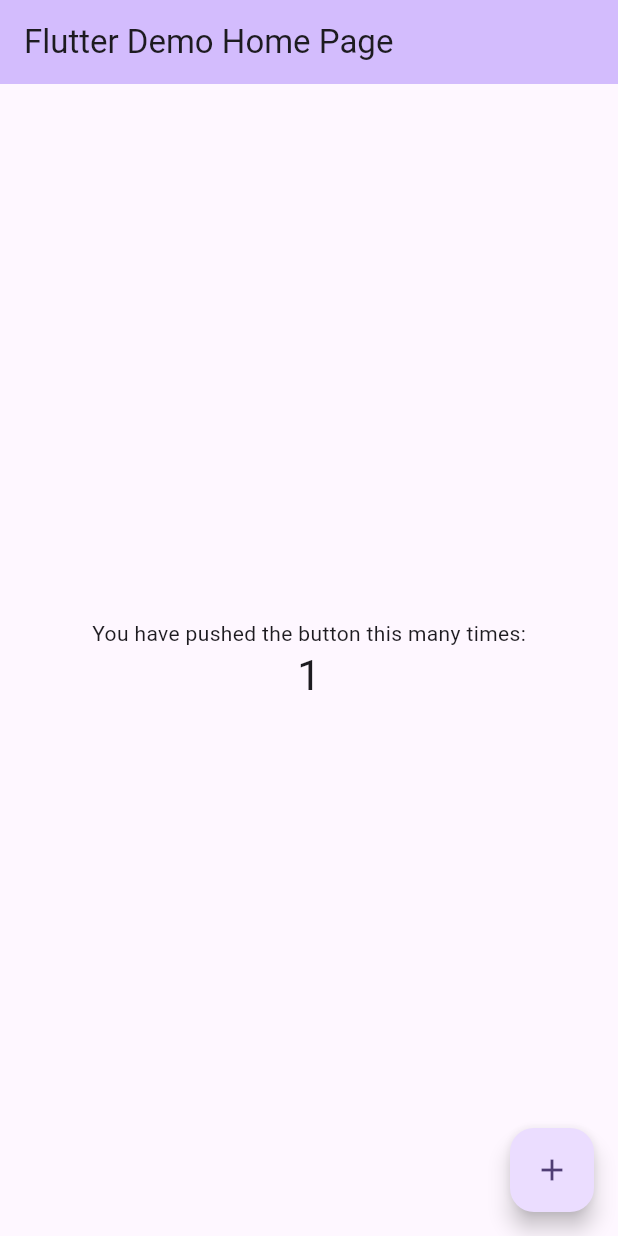
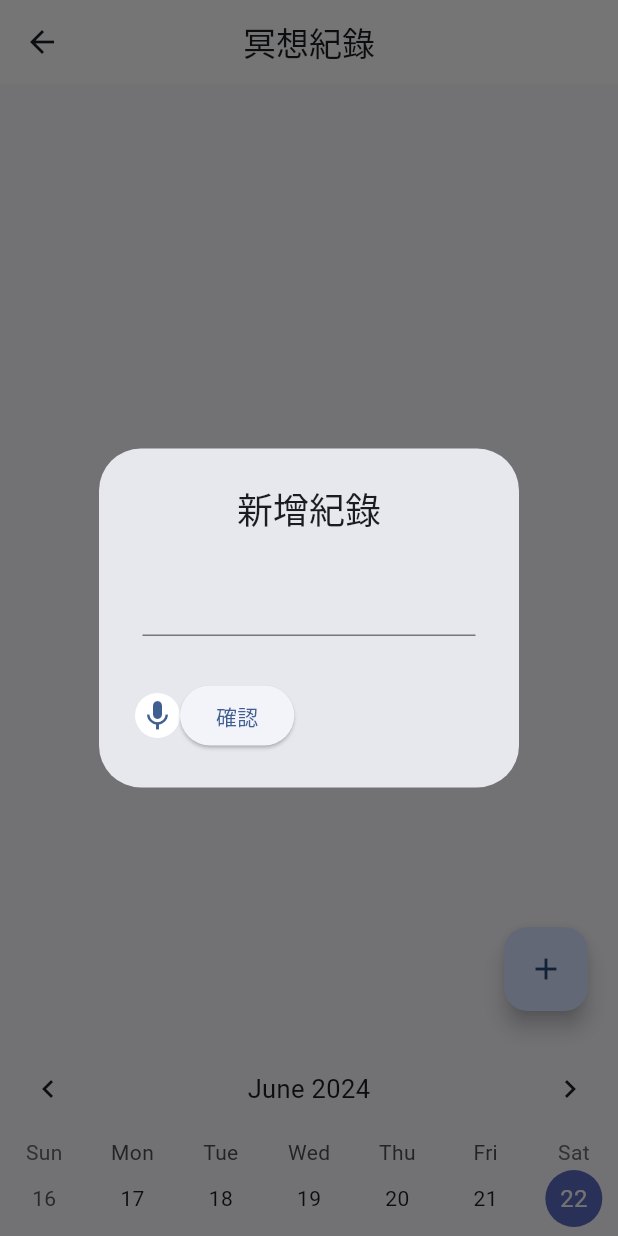
Before and after one commit to bacon-cy/2024Spring-CourseProject-Mind-Tracker, a Flutter app: the screen it shows after launch, after a tap on the "add" icon, on a phone screen of 412 x 824 dp. Run offline on Flutter 3.47's test engine with Material 3 defaults, Android fonts, the phone set to English and light mode, and no system bars; drawn by our look-alikes of table_calendar; our stand-ins replace get; missing offline and left inert: flutter_sound_lite, record.

Commit message:
Add Meditation Memo Basic Functions

```diff
--- a/lib/main.dart
+++ b/lib/main.dart
@@ -1,125 +1,19 @@
 import 'package:flutter/material.dart';
+import 'package:get/get.dart';
+import 'package:mind_tracker/memo.dart';
 
 void main() {
-  runApp(const MyApp());
+  WidgetsFlutterBinding.ensureInitialized();
+  runApp(GetMaterialApp(
+    debugShowCheckedModeBanner: false,
+    theme: ThemeData(
+      colorScheme: ColorScheme.fromSeed(
+        seedColor: (Colors.blue[800])!,
+      ),
+    ),
+    initialRoute: "/memo",
+    routes: {
+      "/memo" : (context) => const MemoPage(),
+    },
+  ));
 }
-
-class MyApp extends StatelessWidget {
-  const MyApp({super.key});
-
-  // This widget is the root of your application.
-  @override
-  Widget build(BuildContext context) {
-    return MaterialApp(
-      title: 'Flutter Demo',
-      theme: ThemeData(
-        // This is the theme of your application.
-        //
-        // TRY THIS: Try running your application with "flutter run". You'll see
-        // the application has a purple toolbar. Then, without quitting the app,
-        // try changing the seedColor in the colorScheme below to Colors.green
-        // and then invoke "hot reload" (save your changes or press the "hot
-        // reload" button in a Flutter-supported IDE, or press "r" if you used
-        // the command line to start the app).
-        //
-        // Notice that the counter didn't reset back to zero; the application
-        // state is not lost during the reload. To reset the state, use hot
-        // restart instead.
-        //
-        // This works for code too, not just values: Most code changes can be
-        // tested with just a hot reload.
-        colorScheme: ColorScheme.fromSeed(seedColor: Colors.deepPurple),
-        useMaterial3: true,
-      ),
-      home: const MyHomePage(title: 'Flutter Demo Home Page'),
-    );
-  }
-}
-
-class MyHomePage extends StatefulWidget {
-  const MyHomePage({super.key, required this.title});
-
-  // This widget is the home page of your application. It is stateful, meaning
-  // that it has a State object (defined below) that contains fields that affect
-  // how it looks.
-
-  // This class is the configuration for the state. It holds the values (in this
-  // case the title) provided by the parent (in this case the App widget) and
-  // used by the build method of the State. Fields in a Widget subclass are
-  // always marked "final".
-
-  final String title;
-
-  @override
-  State<MyHomePage> createState() => _MyHomePageState();
-}
-
-class _MyHomePageState extends State<MyHomePage> {
-  int _counter = 0;
-
-  void _incrementCounter() {
-    setState(() {
-      // This call to setState tells the Flutter framework that something has
-      // changed in this State, which causes it to rerun the build method below
-      // so that the display can reflect the updated values. If we changed
-      // _counter without calling setState(), then the build method would not be
-      // called again, and so nothing would appear to happen.
-      _counter++;
-    });
-  }
-
-  @override
-  Widget build(BuildContext context) {
-    // This method is rerun every time setState is called, for instance as done
-    // by the _incrementCounter method above.
-    //
-    // The Flutter framework has been optimized to make rerunning build methods
-    // fast, so that you can just rebuild anything that needs updating rather
-    // than having to individually change instances of widgets.
-    return Scaffold(
-      appBar: AppBar(
-        // TRY THIS: Try changing the color here to a specific color (to
-        // Colors.amber, perhaps?) and trigger a hot reload to see the AppBar
-        // change color while the other colors stay the same.
-        backgroundColor: Theme.of(context).colorScheme.inversePrimary,
-        // Here we take the value from the MyHomePage object that was created by
-        // the App.build method, and use it to set our appbar title.
-        title: Text(widget.title),
-      ),
-      body: Center(
-        // Center is a layout widget. It takes a single child and positions it
-        // in the middle of the parent.
-        child: Column(
-          // Column is also a layout widget. It takes a list of children and
-          // arranges them vertically. By default, it sizes itself to fit its
-          // children horizontally, and tries to be as tall as its parent.
-          //
-          // Column has various properties to control how it sizes itself and
-          // how it positions its children. Here we use mainAxisAlignment to
-          // center the children vertically; the main axis here is the vertical
-          // axis because Columns are vertical (the cross axis would be
-          // horizontal).
-          //
-          // TRY THIS: Invoke "debug painting" (choose the "Toggle Debug Paint"
-          // action in the IDE, or press "p" in the console), to see the
-          // wireframe for each widget.
-          mainAxisAlignment: MainAxisAlignment.center,
-          children: <Widget>[
-            const Text(
-              'You have pushed the button this many times:',
-            ),
-            Text(
-              '$_counter',
-              style: Theme.of(context).textTheme.headlineMedium,
-            ),
-          ],
-        ),
-      ),
-      floatingActionButton: FloatingActionButton(
-        onPressed: _incrementCounter,
-        tooltip: 'Increment',
-        child: const Icon(Icons.add),
-      ), // This trailing comma makes auto-formatting nicer for build methods.
-    );
-  }
-}
--- /dev/null
+++ b/lib/memo.dart
@@ -0,0 +1,244 @@
+import 'dart:io';
+import 'dart:convert';
+import 'package:flutter/material.dart';
+import 'package:record/record.dart';
+import 'package:path_provider/path_provider.dart';
+import "API/STT.dart";
+import 'API/TTS.dart';
+import 'package:table_calendar/table_calendar.dart';
+import 'dart:collection';
+
+class MemoPage extends StatefulWidget {
+  const MemoPage({super.key});
+
+  @override
+  State<MemoPage> createState() => _MemoPageState();
+}
+
+class _MemoPageState extends State<MemoPage> {
+
+  //global
+  final kToday = DateTime.now();
+  CalendarFormat _calendarFormat = CalendarFormat.week;
+  DateTime _focusedDay = DateTime.now();
+  DateTime? _selectedDay;
+  Map<DateTime, List<Event>> events = {};
+  TextEditingController _eventController = TextEditingController();
+  late final ValueNotifier<List<Event>> _selectedEvents;
+  bool isRecord = false;
+  String speechRecognitionAudioPath = "";
+  bool isNeedSendSpeechRecognition = false;
+  String base64String = "";
+  List<String> items = ["華語", "台語", "華台雙語", "客語", "英語", "印尼語", "粵語"];
+  String selectedLanguage = "華語";
+  AudioEncoder encoder = AudioEncoder.wav;
+
+  //function
+  void _onDaySelected(DateTime selectedDay,DateTime focusedDay){
+    setState(() {
+      _selectedDay = selectedDay;
+      _focusedDay = focusedDay;
+      _selectedEvents.value = _getEventsForDay(selectedDay);
+    });
+  }
+
+  List<Event> _getEventsForDay(DateTime day){
+    return events[day] ?? [];
+  }
+
+  @override
+  void initState() {
+    super.initState();
+    _selectedDay = _focusedDay;
+    _selectedEvents = ValueNotifier(_getEventsForDay(_selectedDay!));
+    //********* 根據設備決定錄音的encoder *********//
+    if (Platform.isIOS) {
+      encoder = AudioEncoder.pcm16bit;
+    } else {
+      encoder = AudioEncoder.wav;
+    }
+  }
+
+  @override
+  void dispose() {
+    super.dispose();
+  }
+
+  @override
+  Widget build(BuildContext context) {
+    final kFirstDay = DateTime(kToday.year, kToday.month - 3, kToday.day);
+    final kLastDay = DateTime(kToday.year, kToday.month + 3, kToday.day);
+    return Scaffold(
+      appBar: AppBar(
+        title: Text("冥想紀錄"),
+        centerTitle: true,
+        backgroundColor: Theme.of(context).colorScheme.onPrimary,
+        leading: IconButton(
+          onPressed: (){
+          },
+          icon: Icon(Icons.arrow_back_outlined),
+        ),
+      ),
+      body: Column(
+        // mainAxisAlignment: MainAxisAlignment.spaceBetween,
+        children: [
+          Expanded(
+            child: ValueListenableBuilder<List<Event>>(
+                valueListenable: _selectedEvents,
+                builder: (context,value,_){
+                  return ListView.builder(
+                    itemCount: value.length,
+                    itemBuilder: (context, index){
+                      return Container(
+                        margin: EdgeInsets.all(5),
+                        decoration: BoxDecoration(
+                          border: Border.all(),
+                          borderRadius: BorderRadius.circular(12),
+                        ),
+                        child: ListTile(
+                          onTap: (){},
+                          title: Text('${value[index]}'),
+                        ),
+                      );
+                    },
+                  );
+                }
+            ),
+          ),
+          Padding(
+            padding: const EdgeInsets.all(20.0),
+            child: Row(
+              mainAxisAlignment: MainAxisAlignment.end,
+              children: [
+                FloatingActionButton(
+                  onPressed: (){
+                    showDialog(
+                        context: context,
+                        builder: (context){
+                          return AlertDialog(
+                            scrollable: true,
+                            title: Center(child: Text("新增紀錄")),
+                            content: Padding(
+                              padding: EdgeInsets.all(5),
+                              child: TextField(
+                                controller: _eventController,
+                              ),
+                            ),
+                            actions: [
+                              Row(
+                                children: [
+                                  GestureDetector(
+                                    onTap: () async {
+                                      //recording
+                                      debugPrint('Received click');
+                                      final record = Record();
+                                      if (isRecord == false) {
+                                        if (await record.hasPermission()) {
+                                          Directory tempDir = await getTemporaryDirectory();
+                                          speechRecognitionAudioPath =
+                                          '${tempDir.path}/record.wav';
+
+                                          await record.start(
+                                            numChannels: 1,
+                                            path: speechRecognitionAudioPath,
+                                            encoder: encoder,
+                                            bitRate: 128000,
+                                            samplingRate: 16000,
+                                          );
+                                          setState(() {
+                                            isRecord = true;
+                                            isNeedSendSpeechRecognition = false;
+                                          });
+                                        }
+                                      }
+                                      else {
+                                        await record.stop();
+                                        var fileBytes = await File(speechRecognitionAudioPath)
+                                            .readAsBytes();
+
+                                        setState(() {
+                                          base64String = base64Encode(fileBytes);
+                                          isRecord = false;
+                                          isNeedSendSpeechRecognition = true;
+                                        });
+                                      }
+                                    },
+                                    child: Container(
+                                      height: 30.0,
+                                      width: 30.0,
+                                      decoration: BoxDecoration(
+                                        color: (isRecord == false) ? Theme.of(context).colorScheme.onPrimary : Colors.red[50],
+                                        borderRadius: BorderRadius.circular(30),
+                                      ),
+                                      child: Icon(
+                                        Icons.mic,
+                                        color: (isRecord == false) ? Theme.of(context).colorScheme.primary : Colors.red,
+                                      ),
+                                    ),
+                                  ),
+                                  ElevatedButton(
+                                      onPressed: (){
+                                        List<Event>? tmp = (events[_selectedDay] == null) ? [] : events[_selectedDay];
+                                        tmp?.add(Event(_eventController.text));
+                                        events.addAll({
+                                          _selectedDay!: tmp!,
+                                        });
+                                        _selectedEvents.value = _getEventsForDay(_selectedDay!);
+                                        Navigator.of(context).pop();
+                                        _eventController.clear();
+                                        setState(() {});
+                                      },
+                                      child: Text("確認")
+                                  ),
+                                ],
+                              ),
+                            ],
+                          );
+                        }
+                    );
+                  },
+                  child: Icon(Icons.add),
+                ),
+              ],
+            ),
+          ),
+          TableCalendar<Event>(
+            rowHeight: 50,
+            headerStyle:const HeaderStyle(
+              formatButtonVisible: false,
+              titleCentered: true,
+            ),
+            availableGestures: AvailableGestures.all,
+            firstDay: kFirstDay,
+            lastDay: kLastDay,
+            focusedDay: _focusedDay,
+            selectedDayPredicate: (day){
+              return isSameDay(_selectedDay, day);
+            },
+            onDaySelected: _onDaySelected,
+            onPageChanged: (focusedDay){
+              _focusedDay = focusedDay;
+            },
+            calendarFormat: _calendarFormat,
+            onFormatChanged: (format){
+              if(_calendarFormat != format){
+                setState(() {
+                  _calendarFormat = format;
+                });
+              }
+            },
+            eventLoader: _getEventsForDay,
+          ),
+        ],
+      ),
+    );
+  }
+}
+
+class Event {
+  final String memo;
+  const Event(this.memo);
+
+  @override
+  String toString() => memo;
+}
```
Also changed, not shown: lib/API/STT.dart (added, +47 -0 lines), lib/API/TTS.dart (added, +169 -0 lines), pubspec.yaml (+8 -0 lines), pubspec.lock, 7 other files.
